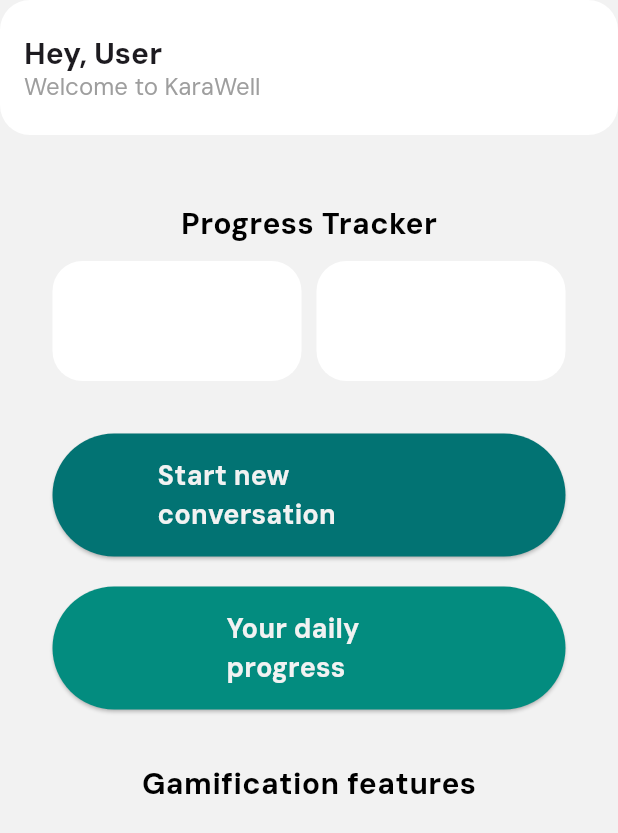
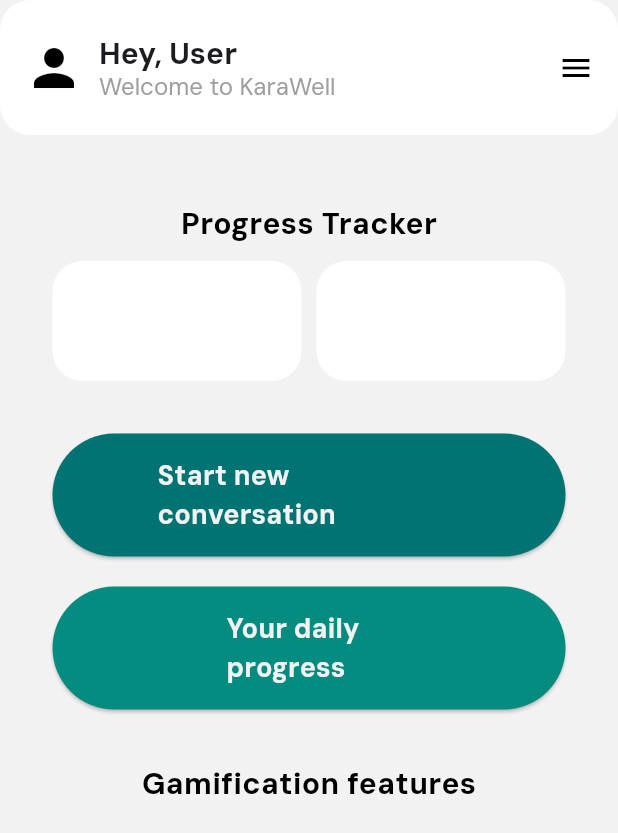
Before and after one commit to melmendez37/karawell, a Flutter app: the FourthScreen screen opened directly, on a phone screen of 412 x 824 dp. Shown: the top 833 px of the screen. Run offline on Flutter 3.47's test engine with Material 3 defaults, Android fonts, the phone set to English and light mode, and no system bars.

Commit message:
added icons in appBar

```diff
--- a/lib/screens/fourth_screen.dart
+++ b/lib/screens/fourth_screen.dart
@@ -9,10 +9,23 @@
       appBar: AppBar(
         toolbarHeight: 90,
         backgroundColor: Color(0xffffffff),
-        title: Column(
-          mainAxisAlignment: MainAxisAlignment.start,
+        title: Row(
+          mainAxisAlignment: MainAxisAlignment.spaceBetween,
+          crossAxisAlignment: CrossAxisAlignment.center,
+
+          children: [
+            Row(
+              children: [
+                Icon(
+                  Icons.person,
+                  color: Colors.black,
+                  size: 40,
+                ),
+
+                SizedBox(width: 10),
+
+                Column(
                   crossAxisAlignment: CrossAxisAlignment.start,
-
                   children: [
                     Text(
                       'Hey, User',
@@ -32,6 +45,16 @@
                         color: Colors.grey,
                       ),
                     ),
+                  ],
+                ),
+              ],
+            ),
+
+            Icon(
+              Icons.menu,
+              color: Colors.black,
+            )
+
           ],
         ),
         centerTitle: false,
```
Lines whose indentation alone changed are shown as unchanged.
